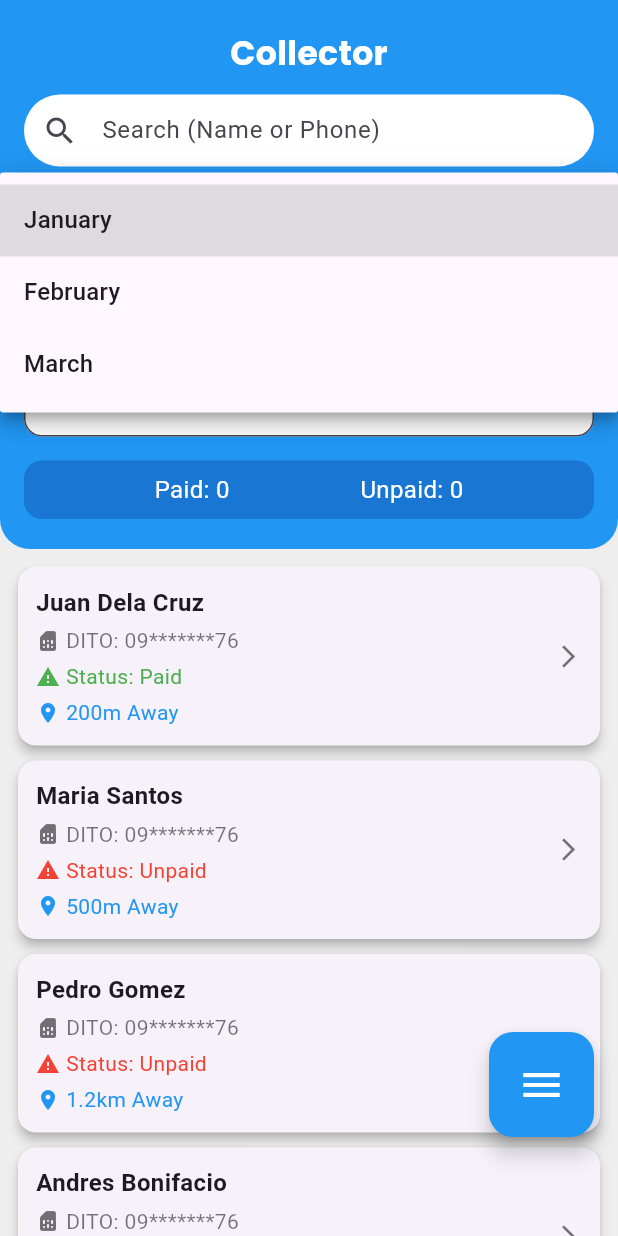
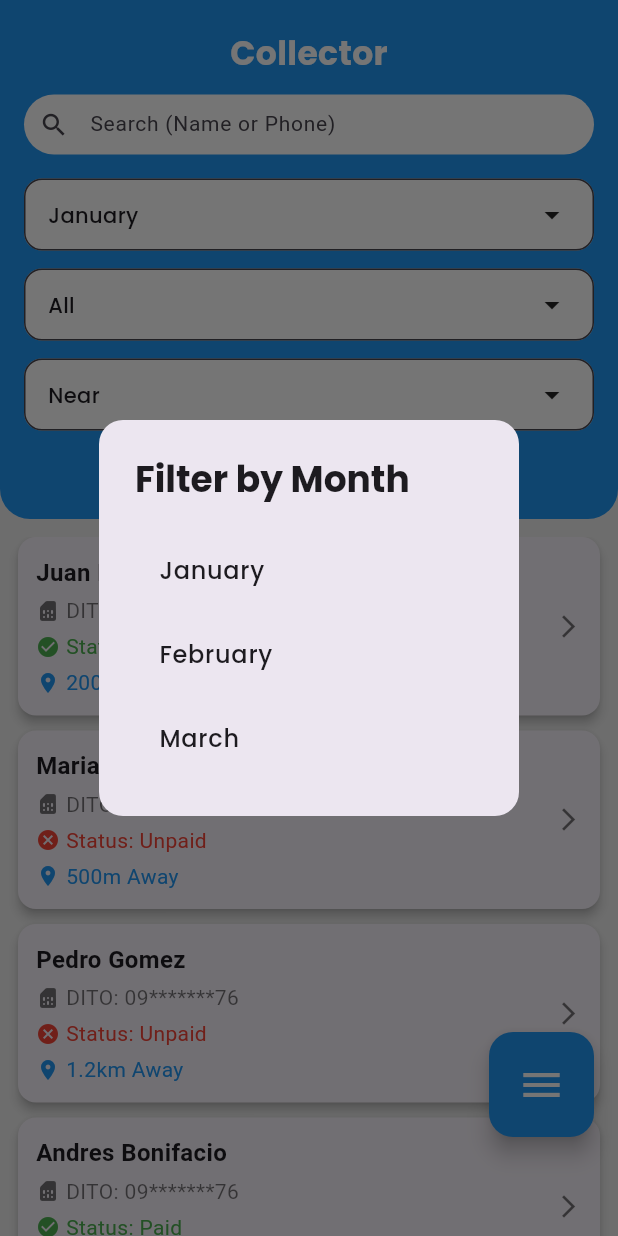
Before and after one commit to armanvalenzuela/Smart_ISP, a Flutter app: the CollectorHomePage screen opened directly, after a tap on "January", on a phone screen of 412 x 824 dp. Run offline on Flutter 3.47's test engine with Material 3 defaults, Android fonts, the phone set to English and light mode, and no system bars.

Commit message:
Modified-ish Home Screen

```diff
--- a/lib/features/collector/presentation/home_screen.dart
+++ b/lib/features/collector/presentation/home_screen.dart
@@ -54,49 +54,64 @@ class _CollectorHomePageState extends State<CollectorHomePage> {
                 ),
                 const SizedBox(height: 12),
 
-                TextField(
+                SizedBox(
+                  height: 44,
+                  child: TextField(
+                    textAlignVertical: TextAlignVertical.center,
+                    style: const TextStyle(fontSize: 14),
                     decoration: InputDecoration(
                       hintText: "Search (Name or Phone)",
-                    prefixIcon: const Icon(Icons.search),
+                      prefixIcon: const Icon(Icons.search, size: 20),
+                      prefixIconConstraints: const BoxConstraints(minWidth: 40, minHeight: 40),
                       filled: true,
                       fillColor: Colors.white,
-                    contentPadding: const EdgeInsets.symmetric(vertical: 0),
+                      isDense: true,
+                      contentPadding: const EdgeInsets.symmetric(vertical: 0, horizontal: 12),
                       border: OutlineInputBorder(
                         borderRadius: BorderRadius.circular(25),
                         borderSide: BorderSide.none,
                       ),
                     ),
                   ),
+                ),
+
                 const SizedBox(height: 12),
 
                 _buildDropdown("Filter by Month", ["January", "February", "March"], selectedMonth,
                         (val) {
-                      setState(() => selectedMonth = val!);
+                      setState(() => selectedMonth = val);
                     }),
                 const SizedBox(height: 12),
                 _buildDropdown("Filter by Status", ["All", "Paid", "Unpaid"], selectedStatus,
                         (val) {
-                      setState(() => selectedStatus = val!);
+                      setState(() => selectedStatus = val);
                     }),
                 const SizedBox(height: 12),
                 _buildDropdown("Filter by Distance", ["Near", "Far"], selectedDistance, (val) {
-                  setState(() => selectedDistance = val!);
+                  setState(() => selectedDistance = val);
                 }),
                 const SizedBox(height: 16),
 
                 Container(
-                  padding: const EdgeInsets.symmetric(vertical: 8),
+                  padding: const EdgeInsets.symmetric(vertical: 0),
                   decoration: BoxDecoration(
-                    color: Colors.blue[700],
                     borderRadius: BorderRadius.circular(12),
                   ),
                   child: Row(
                     mainAxisAlignment: MainAxisAlignment.spaceEvenly,
                     children: const [
                       Text("Paid: 0",
-                          style: TextStyle(color: Colors.white, fontSize: 16)),
+                        style: TextStyle(
+                          color: Colors.white,
+                          fontSize: 16,
+                        ),
+                      ),
                       Text("Unpaid: 0",
-                          style: TextStyle(color: Colors.white, fontSize: 16)),
+                        style: TextStyle(
+                          color: Colors.white,
+                          fontSize: 16,
+                        ),
+                      ),
                     ],
                   ),
                 ),
@@ -150,11 +165,15 @@ class _CollectorHomePageState extends State<CollectorHomePage> {
                                 const SizedBox(height: 4),
                                 Row(
                                   children: [
-                                    Icon(Icons.warning,
+                                    Icon(
+                                      client["status"] == "Paid"
+                                          ? Icons.check_circle
+                                          : Icons.cancel,
                                       size: 16,
                                       color: client["status"] == "Paid"
                                           ? Colors.green
-                                            : Colors.red),
+                                          : Colors.red,
+                                    ),
                                     const SizedBox(width: 4),
                                     Text(
                                       "Status: ${client["status"]}",
@@ -244,20 +263,57 @@ class _CollectorHomePageState extends State<CollectorHomePage> {
   }
 
   Widget _buildDropdown(
-      String hint, List<String> items, String value, Function(String?) onChanged) {
-    return DropdownButtonFormField<String>(
-      value: value,
+      String hint, List<String> items, String value, Function(String) onSelected) {
+    return GestureDetector(
+      onTap: () {
+        showDialog(
+          context: context,
+          builder: (ctx) {
+            return AlertDialog(
+              shape: RoundedRectangleBorder(
+                borderRadius: BorderRadius.circular(16),
+              ),
+              title: Text(
+                hint,
+                style: const TextStyle(
+                  fontWeight: FontWeight.bold,
+                  fontFamily: 'Poppins',
+                ),
+              ),
+              content: Column(
+                mainAxisSize: MainAxisSize.min,
+                children: items.map((item) {
+                  return ListTile(
+                    title: Text(item, style: const TextStyle(fontFamily: 'Poppins')),
+                    onTap: () {
+                      Navigator.of(ctx).pop();
+                      setState(() {
+                        onSelected(item);
+                      });
+                    },
+                  );
+                }).toList(),
+              ),
+            );
+          },
+        );
+      },
+      child: InputDecorator(
         decoration: InputDecoration(
           hintText: hint,
           filled: true,
           fillColor: Colors.white,
           border: OutlineInputBorder(borderRadius: BorderRadius.circular(12)),
-        contentPadding:
-        const EdgeInsets.symmetric(horizontal: 12, vertical: 10),
+          contentPadding: const EdgeInsets.symmetric(horizontal: 12, vertical: 10),
         ),
-      items:
-      items.map((item) => DropdownMenuItem(value: item, child: Text(item))).toList(),
-      onChanged: onChanged,
+        child: Row(
+          mainAxisAlignment: MainAxisAlignment.spaceBetween,
+          children: [
+            Text(value, style: const TextStyle(fontSize: 14, fontFamily: 'Poppins')),
+            const Icon(Icons.arrow_drop_down),
+          ],
+        ),
+      ),
     );
   }
 
--- a/lib/screens/widgets/splash_screen.dart
+++ b/lib/screens/widgets/splash_screen.dart
@@ -82,6 +82,7 @@ class _SplashScreenState extends State<SplashScreen>
                     Text(
                       "Client",
                       style: TextStyle(
+                        fontFamily: 'Poppins',
                         fontSize: 20,
                         color: Colors.white70,
                       ),
```
Lines whose indentation alone changed are shown as unchanged.
